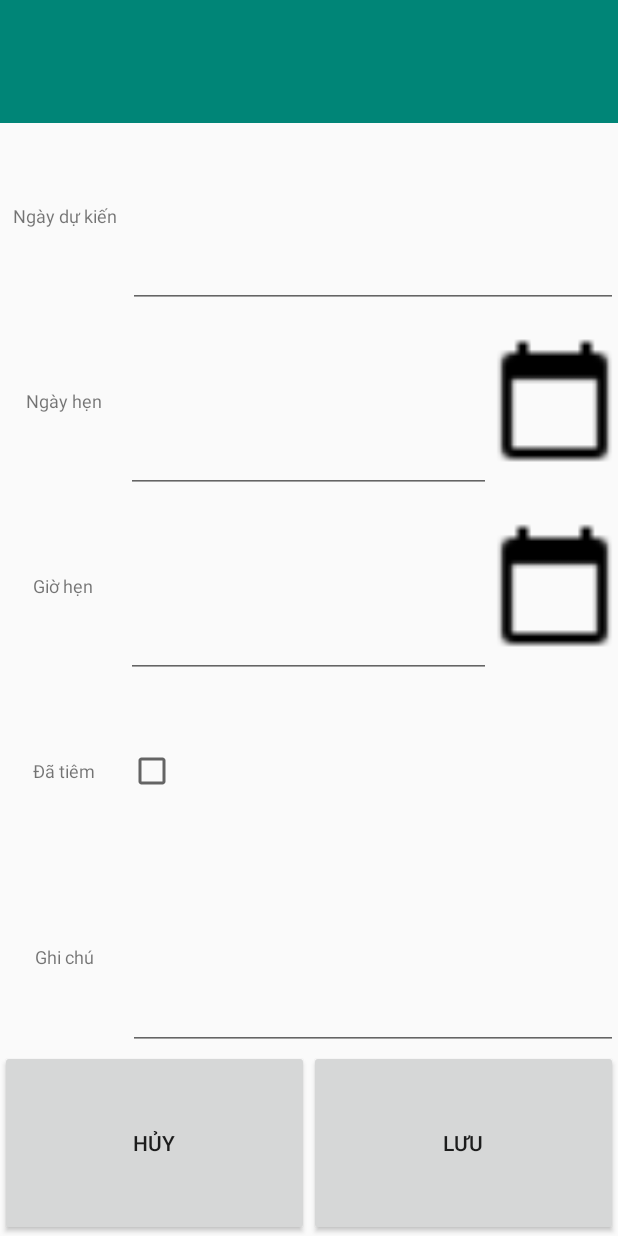
After one commit to ntk0104/BabyVaccine, an Android app: the HenGio screen opened directly, with no data from a screen before it, on a phone screen of 412 x 824 dp. The commit adds this screen. Run offline under Robolectric (Android 15) with nearby library versions, the phone set to English and light mode, and no system bars.

Commit message:
Design Edit MuiTiem

```diff
--- a/app/src/main/AndroidManifest.xml
+++ b/app/src/main/AndroidManifest.xml
@@ -41,7 +41,8 @@
 
         <activity android:name=".MainActivity" />
         <activity android:name=".ThemBabyActivity" />
-        <activity android:name=".BabyInfomation"></activity>
+        <activity android:name=".BabyInfomation" />
+        <activity android:name=".HenGio"></activity>
     </application>
 
 </manifest>
--- /dev/null
+++ b/app/src/main/java/com/dmt/sannguyen/lgwfb/HenGio.java
@@ -0,0 +1,13 @@
+package com.dmt.sannguyen.lgwfb;
+
+import android.support.v7.app.AppCompatActivity;
+import android.os.Bundle;
+
+public class HenGio extends AppCompatActivity {
+
+    @Override
+    protected void onCreate(Bundle savedInstanceState) {
+        super.onCreate(savedInstanceState);
+        setContentView(R.layout.activity_hen_gio);
+    }
+}
--- a/app/src/main/res/layout/activity_baby_infomation.xml
+++ b/app/src/main/res/layout/activity_baby_infomation.xml
@@ -9,7 +9,9 @@
     <RelativeLayout
         android:layout_width="match_parent"
         android:layout_height="match_parent"
-        tools:context=".ThemBabyActivity">
+        tools:context=".ThemBabyActivity"
+        tools:layout_editor_absoluteX="0dp"
+        tools:layout_editor_absoluteY="0dp">
 
         <TextView
             android:id="@+id/headerAddBaby"
--- /dev/null
+++ b/app/src/main/res/layout/activity_hen_gio.xml
@@ -0,0 +1,166 @@
+<?xml version="1.0" encoding="utf-8"?>
+<android.support.constraint.ConstraintLayout xmlns:android="http://schemas.android.com/apk/res/android"
+    xmlns:app="http://schemas.android.com/apk/res-auto"
+    xmlns:tools="http://schemas.android.com/tools"
+    android:id="@+id/imgButtonSetTime"
+    android:layout_width="match_parent"
+    android:layout_height="match_parent"
+    tools:context=".HenGio">
+    <LinearLayout
+        android:layout_width="match_parent"
+        android:layout_height="match_parent"
+        android:weightSum="10"
+        android:orientation="vertical">
+
+        <LinearLayout
+            android:layout_width="match_parent"
+            android:layout_height="0dp"
+            android:layout_weight="1"
+            android:background="@color/colorPrimary"
+            android:orientation="horizontal"
+            android:weightSum="10">
+            <EditText
+                android:id="@+id/headerTenMuiTiem"
+                android:layout_width="0dp"
+                android:layout_height="match_parent"
+                android:layout_weight="10"
+                android:background="@color/colorPrimary"
+                android:gravity="center"
+                android:text=""
+                android:textColor="#faf8f8"
+                android:textSize="20dp"
+                android:textStyle="bold" />
+        </LinearLayout>
+        <LinearLayout
+            android:layout_width="match_parent"
+            android:layout_height="0dp"
+            android:layout_weight="9"
+            android:orientation="vertical">
+            <LinearLayout
+                android:layout_width="match_parent"
+                android:layout_height="0dp"
+                android:layout_weight="1"
+                android:orientation="horizontal">
+                <TextView
+                    android:layout_width="5dp"
+                    android:layout_height="match_parent"
+                    android:layout_weight="2"
+                    android:gravity="center"
+                    android:text="Ngày dự kiến"
+                    android:textSize="12dp"/>
+                <EditText
+                    android:id="@+id/edtNgayDuKien"
+                    android:layout_width="5dp"
+                    android:layout_height="match_parent"
+                    android:layout_weight="8"
+                    android:gravity="center" />
+            </LinearLayout>
+            <LinearLayout
+                android:layout_width="match_parent"
+                android:layout_height="0dp"
+                android:layout_weight="1">
+                <TextView
+                    android:layout_width="5dp"
+                    android:layout_height="match_parent"
+                    android:layout_weight="2"
+                    android:gravity="center"
+                    android:text="Ngày hẹn"
+                    android:textSize="12dp"/>
+                <EditText
+                    android:id="@+id/edtNgayHen"
+                    android:layout_width="5dp"
+                    android:layout_height="match_parent"
+                    android:layout_weight="6"
+                    android:gravity="center" />
+                <ImageView
+                    android:id="@+id/btnNgayHen"
+                    android:layout_width="5dp"
+                    android:layout_height="match_parent"
+                    android:layout_weight="2"
+                    android:background="@null"
+                    android:src="@drawable/baseline_calendar_today_black_24dp"/>
+            </LinearLayout>
+            <LinearLayout
+                android:layout_width="match_parent"
+                android:layout_height="0dp"
+                android:layout_weight="1">
+                <TextView
+                    android:layout_width="5dp"
+                    android:layout_height="match_parent"
+                    android:layout_weight="2"
+                    android:gravity="center"
+                    android:text="Giờ hẹn"
+                    android:textSize="12dp"/>
+                <EditText
+                    android:id="@+id/edtGioHen"
+                    android:layout_width="5dp"
+                    android:layout_height="match_parent"
+                    android:layout_weight="6"
+                    android:gravity="center" />
+                <ImageView
+                    android:id="@+id/btnGioHen"
+                    android:layout_width="5dp"
+                    android:layout_height="match_parent"
+                    android:layout_weight="2"
+                    android:background="@null"
+                    android:src="@drawable/baseline_calendar_today_black_24dp"/>
+            </LinearLayout>
+            <LinearLayout
+                android:layout_width="match_parent"
+                android:layout_height="0dp"
+                android:layout_weight="1">
+                <TextView
+                    android:layout_width="5dp"
+                    android:layout_height="match_parent"
+                    android:layout_weight="2"
+                    android:gravity="center"
+                    android:text="Đã tiêm"
+                    android:textSize="12dp"/>
+                <CheckBox
+                    android:id="@+id/chkbDaTiem"
+                    android:layout_width="5dp"
+                    android:layout_height="match_parent"
+                    android:layout_weight="8"
+                    android:gravity="center" />
+            </LinearLayout>
+            <LinearLayout
+                android:layout_width="match_parent"
+                android:layout_height="0dp"
+                android:layout_weight="1">
+                <TextView
+                    android:layout_width="5dp"
+                    android:layout_height="match_parent"
+                    android:layout_weight="2"
+                    android:gravity="center"
+                    android:text="Ghi chú"
+                    android:textSize="12dp"/>
+                <EditText
+                    android:id="@+id/edtGhiChu"
+                    android:layout_width="5dp"
+                    android:layout_height="match_parent"
+                    android:layout_weight="8"
+                    android:gravity="center" />
+            </LinearLayout>
+            <LinearLayout
+                android:layout_width="match_parent"
+                android:layout_height="0dp"
+                android:layout_weight="1">
+                <Button
+                    android:id="@+id/btnHuy"
+                    android:layout_width="5dp"
+                    android:layout_height="match_parent"
+                    android:layout_weight="3"
+                    android:text="Hủy"/>
+                <Button
+                    android:id="@+id/bntLuu"
+                    android:layout_width="5dp"
+                    android:layout_height="match_parent"
+                    android:layout_weight="3"
+                    android:text="Lưu"/>
+            </LinearLayout>
+
+            </LinearLayout>
+        </LinearLayout>
+
+
+</android.support.constraint.ConstraintLayout>
```
